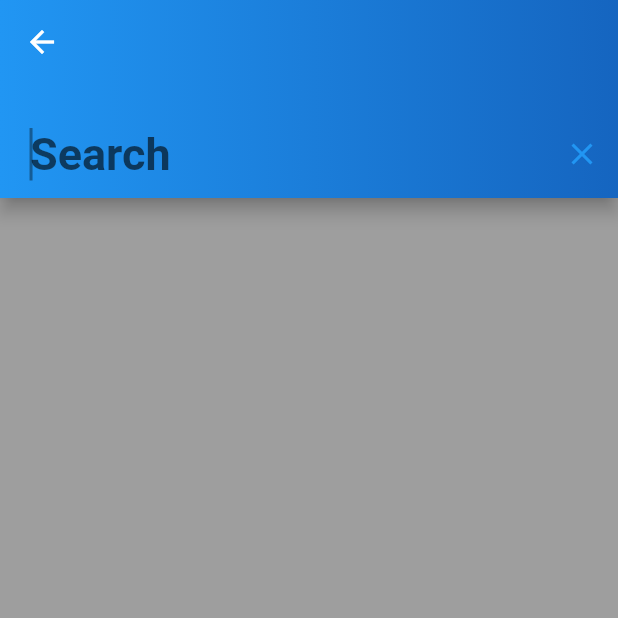
After one commit to kabirnayeem99/flutter_skype_clone, a Flutter app: the SearchScreen screen opened directly, on a phone screen of 412 x 824 dp, the top half of it. The commit adds this screen. Run offline on Flutter 3.47's test engine with Material 2 defaults, Android fonts, the light colour scheme and no system bars; our stand-ins replace cloud_firestore, firebase_auth, google_sign_in, gradient_app_bar, shimmer; accounts and stored records are empty.

Commit message:
implemented search button and screen

```diff
--- a/lib/resources/firebase_repository.dart
+++ b/lib/resources/firebase_repository.dart
@@ -1,5 +1,6 @@
 import 'package:firebase_auth/firebase_auth.dart';
-import 'firebase_method.dart';
+import 'package:flutter_skype_clone/models/user.dart';
+import 'package:flutter_skype_clone/resources/firebase_method.dart';
 
 class FirebaseRepository {
   FirebaseMethod _firebaseMethod = FirebaseMethod();
@@ -8,4 +9,6 @@ class FirebaseRepository {
   Future<bool> authenticateUser(user) => _firebaseMethod.authenticateUser(user);
   Future<void> addDataToDb(user) => _firebaseMethod.addDataToDb(user);
   Future<void> signOut() => _firebaseMethod.signOut();
+  Future<List<User>> fethUserList(FirebaseUser currentUser) =>
+      _firebaseMethod.fethUserList(currentUser);
 }
--- /dev/null
+++ b/lib/ui/screens/page_views/search_screen.dart
@@ -0,0 +1,84 @@
+import 'package:firebase_auth/firebase_auth.dart';
+import 'package:flutter/material.dart';
+import 'package:flutter_skype_clone/models/user.dart';
+import 'package:flutter_skype_clone/resources/firebase_repository.dart';
+import 'package:gradient_app_bar/gradient_app_bar.dart';
+
+class SearchScreen extends StatefulWidget {
+  @override
+  _SearchScreenState createState() => _SearchScreenState();
+}
+
+class _SearchScreenState extends State<SearchScreen> {
+  FirebaseRepository _firebaseRepository = FirebaseRepository();
+
+  List<User> userList;
+  String query;
+  TextEditingController searchEditingController = TextEditingController();
+
+  searchAppBar(BuildContext context) {
+    return GradientAppBar(
+      leading: IconButton(
+        icon: Icon(Icons.arrow_back),
+        onPressed: () {
+          Navigator.pop(context);
+        },
+      ),
+      elevation: 05.0,
+      bottom: PreferredSize(
+        preferredSize: const Size.fromHeight(kToolbarHeight + 20),
+        child: Padding(
+          padding: EdgeInsets.only(
+            left: 20,
+          ),
+          child: TextField(
+            controller: searchEditingController,
+            autocorrect: true,
+            cursorColor: Colors.black38,
+            autofocus: true,
+            style: TextStyle(
+              fontWeight: FontWeight.bold,
+              color: Colors.white,
+              fontSize: 30.0,
+            ),
+            decoration: InputDecoration(
+              border: InputBorder.none,
+              hintText: "Search",
+              suffixIcon: IconButton(
+                // there will a icon, clicking which will clear the textfield
+                icon: Icon(Icons.clear),
+                onPressed: () => searchEditingController.clear(),
+              ),
+            ),
+            onChanged: (value) {
+              setState(() {
+                query = value;
+              });
+            },
+          ),
+        ),
+      ),
+    );
+  }
+
+  @override
+  void initState() {
+    super.initState();
+    _firebaseRepository.getCurrentUser().then((FirebaseUser user) {
+      // getting the existing user for its uid
+      _firebaseRepository.fethUserList(user).then((List<User> list) {
+        // using the uid I'm excluding him from the search list
+        // assigning the found list to the  userList.
+        userList = list;
+      });
+    });
+  }
+
+  @override
+  Widget build(BuildContext context) {
+    return Scaffold(
+      appBar: searchAppBar(context),
+      backgroundColor: Colors.black38,
+    );
+  }
+}
--- a/pubspec.yaml
+++ b/pubspec.yaml
@@ -15,7 +15,7 @@ publish_to: 'none' # Remove this line if you wish to publish to pub.dev
 # In iOS, build-name is used as CFBundleShortVersionString while build-number used as CFBundleVersion.
 # Read more about iOS versioning at
 # https://developer.apple.com/library/archive/documentation/General/Reference/InfoPlistKeyReference/Articles/CoreFoundationKeys.html
-version: 1.0.0+1
+version: 1.0.0+2
 
 environment:
   sdk: ">=2.7.0 <3.0.0"
@@ -33,6 +33,7 @@ dependencies:
   firebase_auth: ^0.16.1
   google_sign_in: ^4.5.1
   shimmer: ^1.1.1
+  gradient_app_bar: ^0.1.3
 
 dev_dependencies:
   flutter_test:
```
Also changed, not shown: lib/resources/firebase_method.dart (+24 -1 lines), pubspec.lock, 4 other files.
